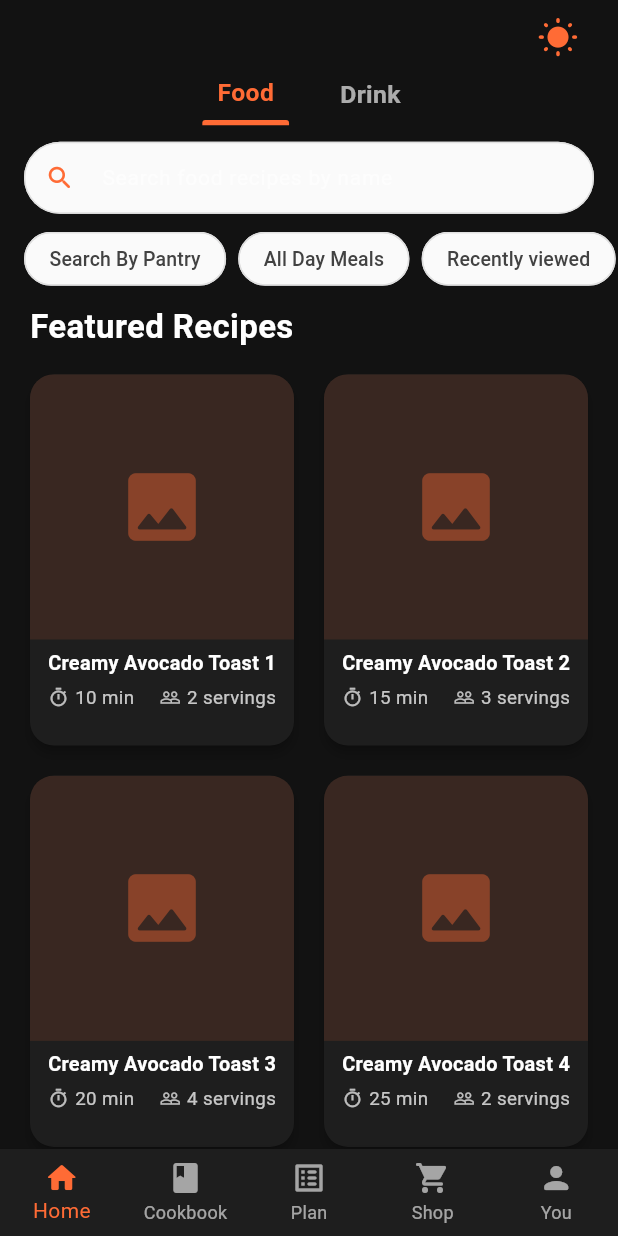
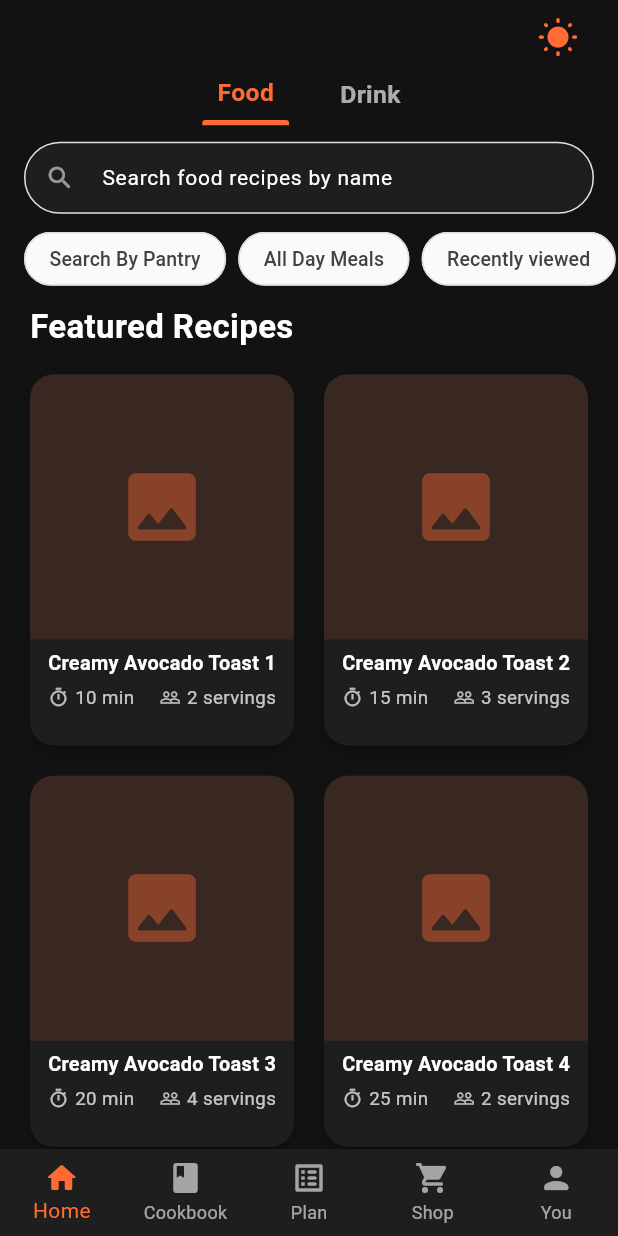
Before and after one commit to kmushapho/shipyard-creator-contest, a Flutter app: the screen it shows after launch, after a tap on the "nights stay" icon, on a phone screen of 412 x 824 dp. Run offline on Flutter 3.47's test engine with Material 3 defaults, Android fonts, the phone set to English and light mode, and no system bars.

Commit message:
fixed text disappearing in dark mode

```diff
--- a/euphoric_cook/lib/providers/mode_provider.dart
+++ b/euphoric_cook/lib/providers/mode_provider.dart
@@ -40,9 +40,14 @@ class ModeProvider extends ChangeNotifier {
     color: textColor,
   );
 
+  TextStyle get searchTextStyle => TextStyle(
+    fontSize: 14,
+    color: isDark ? Colors.white : Colors.black87, // contrast text
+  );
+
   TextStyle get searchHintStyle => TextStyle(
     fontSize: 14,
-    color: textColor.withOpacity(0.6),
+    color: isDark ? Colors.white : Colors.black87,
   );
 
 
--- a/euphoric_cook/lib/screens/home_screen.dart
+++ b/euphoric_cook/lib/screens/home_screen.dart
@@ -93,17 +93,18 @@ class _HomeScreenState extends State<HomeScreen> {
                   borderRadius: BorderRadius.circular(24),
                   color: mode.cardColor,
                   child: TextField(
-                    style: TextStyle(fontSize: 14, color: mode.textColor),
+                    style: mode.searchTextStyle,
                     decoration: InputDecoration(
                       hintText: mode.searchHint,
-                      hintStyle: TextStyle(
-                        fontSize: 14,
-                        color: mode.textColor.withOpacity(0.6),
+                      hintStyle: mode.searchHintStyle,
+                      prefixIcon: Icon(
+                        Icons.search_rounded,
+                        size: 20,
+                        color: mode.isDark ? Colors.white54 : Colors.grey[600],
                       ),
-                      prefixIcon: Padding(
-                        padding: const EdgeInsets.all(8.0),
-                        child: Icon(Icons.search_rounded, color: accent, size: 20),
-                      ),
+                      filled: true,
+                      fillColor: mode.cardColor, // dark gray in dark mode
+                      contentPadding: const EdgeInsets.symmetric(vertical: 10, horizontal: 16),
                       border: OutlineInputBorder(
                         borderRadius: BorderRadius.circular(24),
                         borderSide: BorderSide(color: Colors.grey[300]!, width: 1),
@@ -114,13 +115,11 @@ class _HomeScreenState extends State<HomeScreen> {
                       ),
                       focusedBorder: OutlineInputBorder(
                         borderRadius: BorderRadius.circular(24),
-                        borderSide: BorderSide(color: Colors.grey[200]!, width: 1),
+                        borderSide: BorderSide(color: Colors.grey[400]!, width: 1.2),
                       ),
-                      filled: true,
-                      fillColor: Colors.grey[50],
-                      contentPadding: const EdgeInsets.symmetric(vertical: 10, horizontal: 16),
                     ),
                   ),
+
                 ),
 
               ),
```
